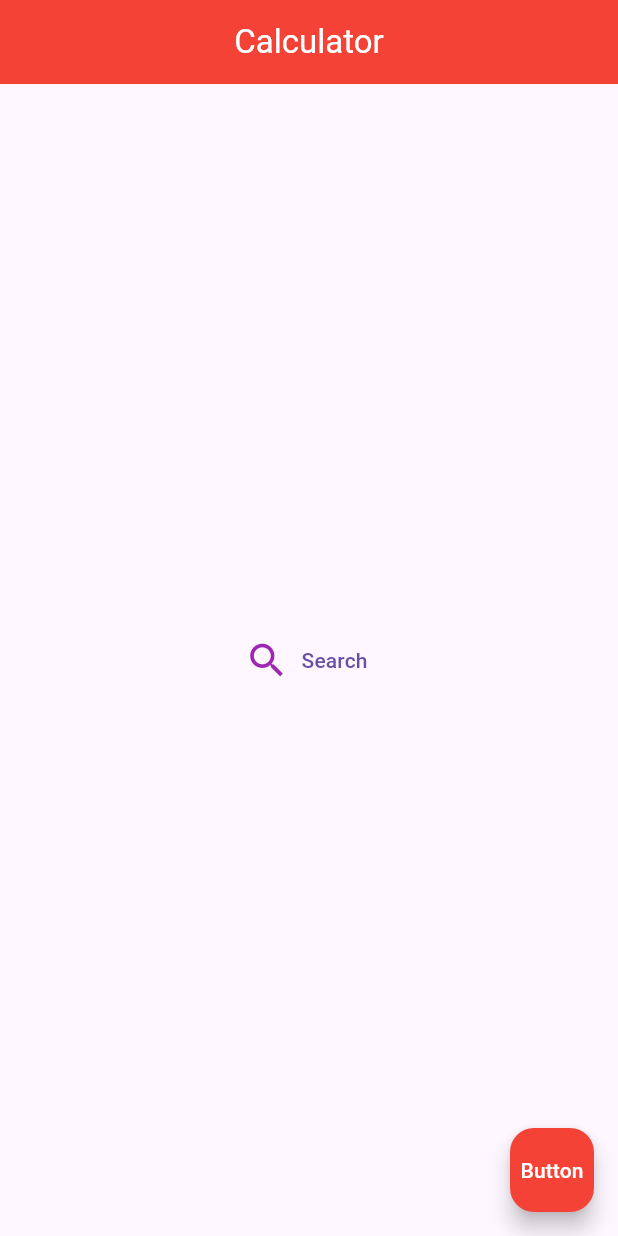
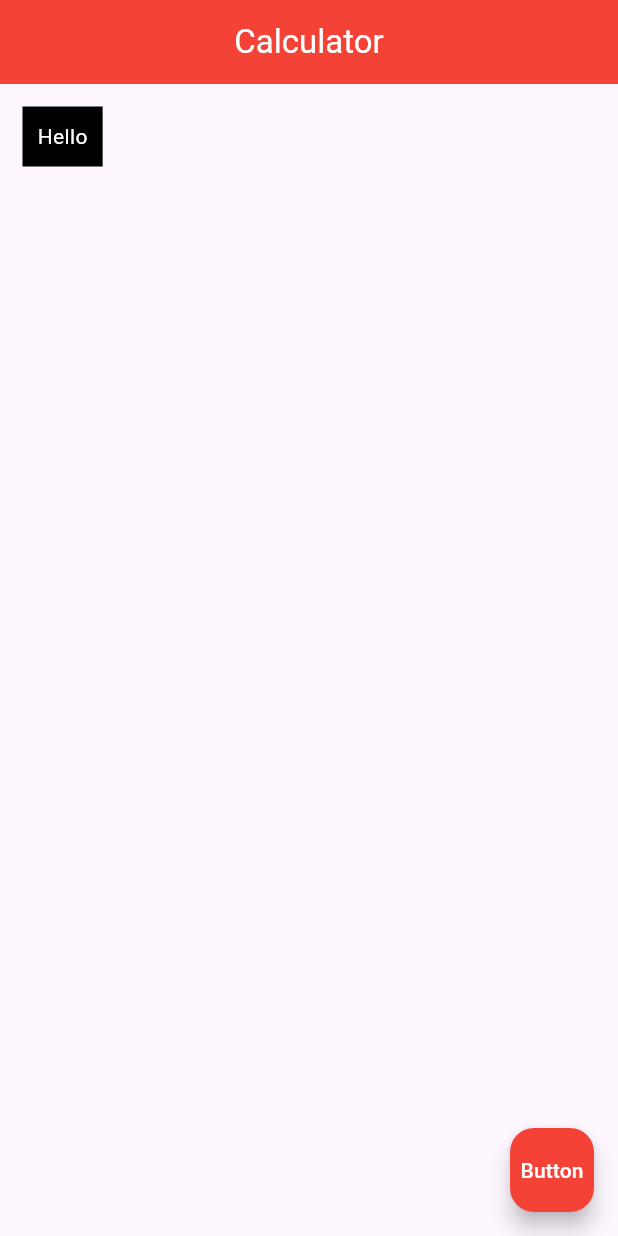
Before and after one commit to RudovichNazar23/DartCalculator, a Flutter app: the screen it shows after launch, on a phone screen of 412 x 824 dp. Run offline on Flutter 3.47's test engine with Material 3 defaults, Android fonts, the phone set to English and light mode, and no system bars.

Commit message:
added container with padding and margin

```diff
--- a/lib/main.dart
+++ b/lib/main.dart
@@ -23,18 +23,11 @@ class Home extends StatelessWidget {
         backgroundColor: Colors.red[500],
         centerTitle: true,
       ),
-      body: Center(
-        child: TextButton.icon(
-            onPressed: () {
-              print("Searching...");
-            },
-            label: Text("Search"),
-            icon: Icon(
-              Icons.search,
-              color: Colors.purple[500],
-              size: 30,
-            ),
-        )
+      body: Container(
+        color: Colors.black,
+        padding: EdgeInsets.fromLTRB(10, 10, 10, 10),
+        margin: EdgeInsets.all(15),
+        child: Text("Hello", style: TextStyle(color: Colors.white),),
       ),
       floatingActionButton: FloatingActionButton(
         backgroundColor: Colors.red[500],
```
